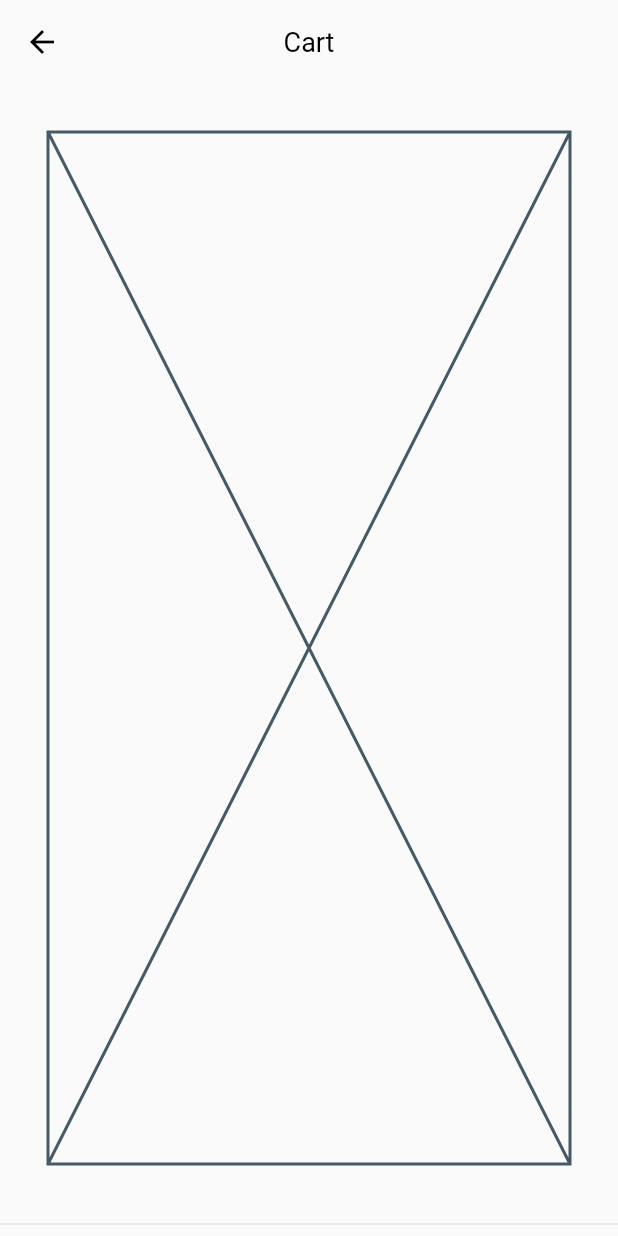
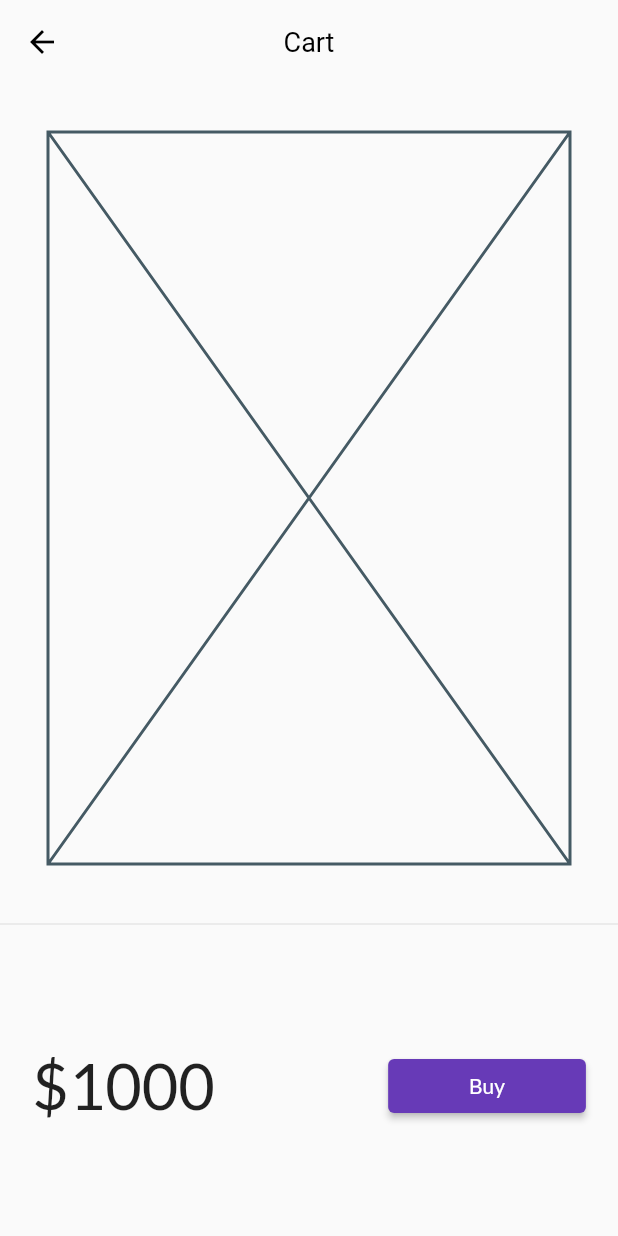
Before and after one commit to AyushSantri/E-Commerce_App, a Flutter app: the CartPage screen opened by its route, on a phone screen of 412 x 824 dp. Run offline on Flutter 3.47's test engine with Material 2 defaults, Android fonts, the phone set to English and light mode, and no system bars; our stand-ins replace google_fonts, velocity_x; network calls fail.

Commit message:
created cart total class

```diff
--- a/e-commerce/lib/pages/cart_page.dart
+++ b/e-commerce/lib/pages/cart_page.dart
@@ -1,3 +1,4 @@
+import 'package:flutter/cupertino.dart';
 import 'package:flutter/material.dart';
 import 'package:velocity_x/velocity_x.dart';
 
@@ -15,9 +16,32 @@ class CartPage extends StatelessWidget {
       body: Column(
         children: [
           Placeholder().p32().expand(),
-          Divider(),
+          const Divider(),
+          const _CartTotal(),
         ],
       ),
     );
   }
 }
+
+class _CartTotal extends StatelessWidget {
+  const _CartTotal({Key? key}) : super(key: key);
+
+  @override
+  Widget build(BuildContext context) {
+    return SizedBox(
+      height: 200,
+      child: Row(
+        mainAxisAlignment: MainAxisAlignment.spaceAround,
+        children: [
+          "\$1000".text.xl5.make(),
+          30.widthBox,
+          ElevatedButton(
+            onPressed: () {},
+            child: "Buy".text.make(),
+          ).w32(context)
+        ],
+      ),
+    );
+  }
+}
```
